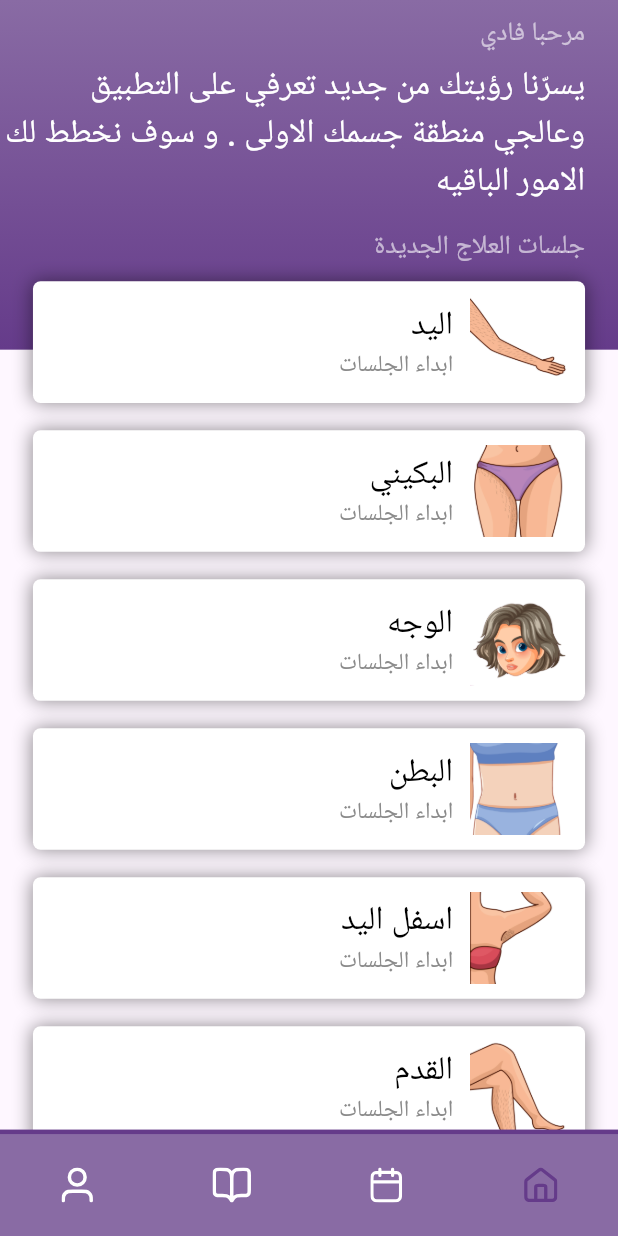
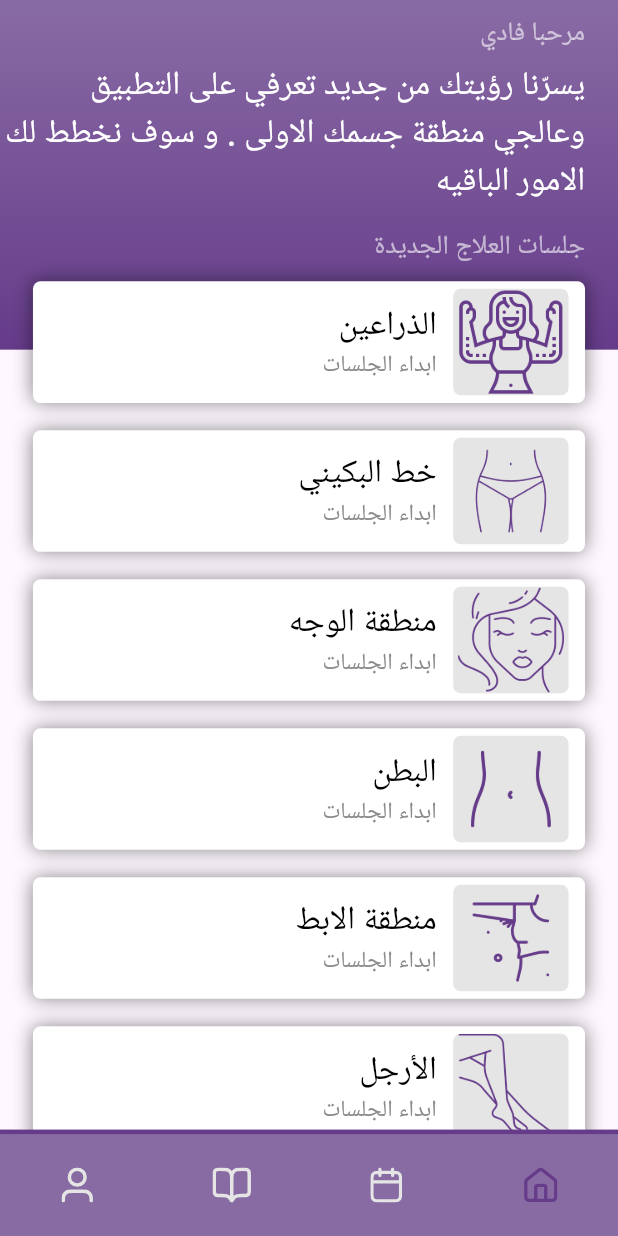
Before and after one commit to Fady4Mohamed/EL-Fathih, a Flutter app: the screen it shows after launch, on a phone screen of 412 x 824 dp. Run offline on Flutter 3.47's test engine with Material 3 defaults, Android fonts, the phone set to English and light mode, and no system bars; our stand-ins replace dio, flutter_screenutil, flutter_svg, fluttertoast.

Commit message:
Refactor code structure for improved readability and maintainability

```diff
--- a/lib/app/featuers/home/presentation/ui/widgets/part_container.dart
+++ b/lib/app/featuers/home/presentation/ui/widgets/part_container.dart
@@ -1,4 +1,5 @@
 
+import 'package:el_fathih/app/shared/theming/color.dart';
 import 'package:el_fathih/app/shared/theming/styles.dart';
 import 'package:flutter/material.dart';
 import 'package:flutter_screenutil/flutter_screenutil.dart';
@@ -41,7 +42,14 @@ final String imagePath ;
             ),
             Padding(
               padding: EdgeInsets.symmetric(horizontal: 10.w),
-              child: Image.asset(imagePath, width: 60.w, height: 60.h,),
+              child: Container(
+                  width: 70.w,
+                  height: 70.h,
+                  decoration: BoxDecoration(
+                    color: ColorsManager.whiteGrey,
+                    borderRadius: BorderRadius.circular(5.r),
+                  ),
+                child: Image.asset(imagePath, width: 60.w, height: 60.h,)),
             ),
           ],
         ),
--- a/lib/app/featuers/home/presentation/ui/widgets/parts_list.dart
+++ b/lib/app/featuers/home/presentation/ui/widgets/parts_list.dart
@@ -6,6 +6,7 @@ class PartsList extends StatelessWidget {
   const PartsList({super.key});
 
   @override
+
   Widget build(BuildContext context) {
     return Padding(
       padding: EdgeInsets.only(top: 185.h),
@@ -13,26 +14,26 @@ class PartsList extends StatelessWidget {
         shrinkWrap: true,
         physics: NeverScrollableScrollPhysics(),
         children: [
-          PartContainer(partName: 'اليد', imagePath: 'assets/image/arm.png'),
+          PartContainer(partName: 'الذراعين', imagePath: 'assets/image/brachioplasty (1).png'),
           SizedBox(height: 18.h),
           PartContainer(
-            partName: 'البكيني',
-            imagePath: 'assets/image/bikini.png',
+            partName: 'خط البكيني',
+            imagePath: 'assets/image/woman.png',
           ),
           SizedBox(height: 18.h),
-          PartContainer(partName: "الوجه", imagePath: 'assets/image/face.png'),
+          PartContainer(partName: "منطقة الوجه", imagePath: 'assets/image/face.png'),
           SizedBox(height: 18.h),
           PartContainer(
             partName: 'البطن',
-            imagePath: 'assets/image/stomach.png',
+            imagePath: 'assets/image/belly (1).png',
           ),
           SizedBox(height: 18.h),
           PartContainer(
-            partName: 'اسفل اليد',
-            imagePath: 'assets/image/under arm.png',
+            partName: 'منطقة الابط',
+            imagePath: 'assets/image/arm (1).png',
           ),
           SizedBox(height: 18.h),
-          PartContainer(partName: 'القدم', imagePath: 'assets/image/leg.png'),
+          PartContainer(partName: 'الأرجل', imagePath: 'assets/image/legs (1).png'),
           SizedBox(height: 25.h),
         ],
       ),
--- a/lib/app/shared/navigatio_bar_view.dart
+++ b/lib/app/shared/navigatio_bar_view.dart
@@ -48,38 +48,51 @@ class _NavigatioBarViewState extends State<NavigatioBarView> {
                     width: double.infinity,
                     decoration: const BoxDecoration(
                       color: ColorsManager.mainlight,
-                      border: Border(top: BorderSide(width: 3, color:ColorsManager.main))),
+                      border: Border(
+                        top: BorderSide(width: 3, color: ColorsManager.main),
+                      ),
+                    ),
                     child: Row(
                       children: [
-                      _buildNavIcon('assets/svg/profile.svg', 3, choice==3),
-                      _buildNavIcon('assets/svg/news.svg', 2, choice==2),
-                      _buildNavIcon('assets/svg/schedule.svg', 1, choice==1),
-                      _buildNavIcon('assets/svg/home.svg', 0, choice==0),
+                        _buildNavIcon('assets/svg/profile.svg', 3, choice == 3),
+                        _buildNavIcon('assets/svg/news.svg', 2, choice == 2),
+                        _buildNavIcon(
+                          'assets/svg/schedule.svg',
+                          1,
+                          choice == 1,
+                        ),
+                        _buildNavIcon('assets/svg/home.svg', 0, choice == 0),
                       ],
                     ),
-                )
+                  ),
                 ],
               ),
-              )),
+            ),
+          ),
         ),
       ),
     );
   }
 
-  Widget _buildNavIcon(String icon, int index,bool isActive) {
+  Widget _buildNavIcon(String icon, int index, bool isActive) {
     return Expanded(
       child: TextButton(
         style: TextButton.styleFrom(
-          shape: RoundedRectangleBorder(
-            borderRadius: BorderRadius.circular(0),
-          ),
+          shape: RoundedRectangleBorder(borderRadius: BorderRadius.circular(0)),
         ),
         onPressed: () {
           setState(() {
             choice = index;
           });
         },
-        child: SvgPicture.asset(icon, height: 23.h, colorFilter: ColorFilter.mode(isActive?ColorsManager.main:Colors.white, BlendMode.srcIn)),
+        child: SvgPicture.asset(
+          icon,
+          height: 23.h,
+          colorFilter: ColorFilter.mode(
+            isActive ? ColorsManager.main : ColorsManager.whiteGrey,
+            BlendMode.srcIn,
+          ),
+        ),
       ),
     );
   }
--- a/lib/app/shared/theming/color.dart
+++ b/lib/app/shared/theming/color.dart
@@ -9,8 +9,8 @@ class ColorsManager {
   static const Color mediumGrey = Color(0xFF303030);
   static const Color lightGray = Color(0xFF8A8A8A);
   static const Color abovelightGray = Color(0xFFA5A5A5);
-  static const Color transparent = Color(0x00000000);
-  static const Color degreeOfGrey = Color(0xff505050);
-  static const Color yellow = Color(0xffCBCE03);
+  static const Color sageGreen = Color(0xff7DAA92);
+  static const Color whiteGrey = Color(0xffE5E5E5);
+  static const Color peach = Color(0xffF29C92);
   static const Color degreeofgray = Color(0xff7F7F7F);
 }
```
Also changed, not shown: assets/image/arm (1).png (added), assets/image/arm.png (deleted), assets/image/belly (1).png (added), assets/image/brachioplasty (1).png (added), assets/image/face.png, assets/image/legs (1).png (added), assets/image/woman.png (added). Lines whose indentation alone changed are shown as unchanged.
